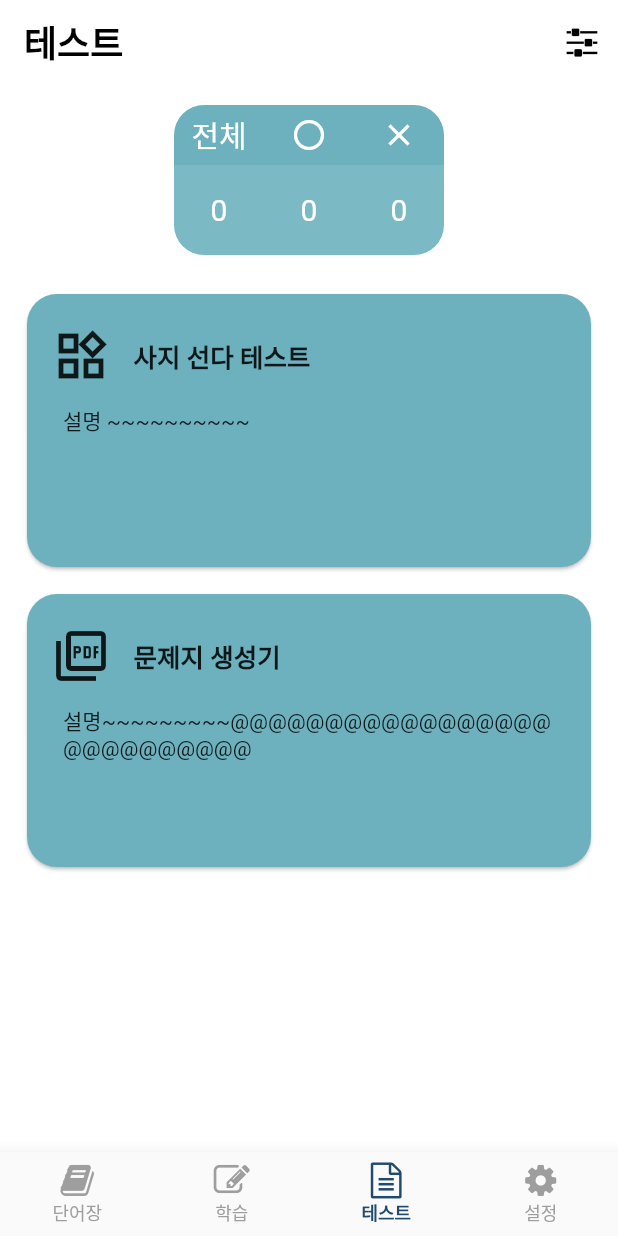
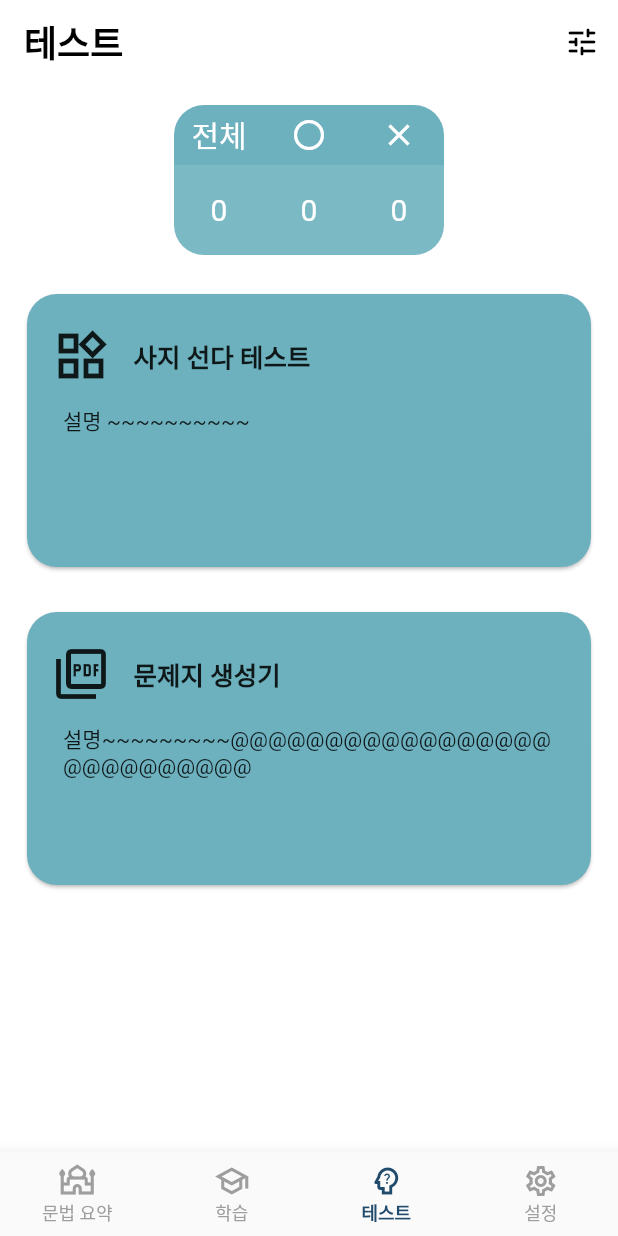
Before and after one commit to almeng-E/arabic_korean_memo, a Flutter app: the screen it shows after launch, item 3 of the bottom bar chosen, on a phone screen of 412 x 824 dp. Run offline on Flutter 3.47's test engine with Material 2 defaults, Android fonts, the phone set to English and light mode, and no system bars; our stand-ins replace csv; missing offline and left inert: swipable_stack.

Commit message:
23-09-12 화면 구성 수정, 아이콘 수정

```diff
--- a/lib/main.dart
+++ b/lib/main.dart
@@ -1,3 +1,4 @@
+import 'package:arabic_korean_memo/pages/p_grammar.dart';
 import 'package:flutter/material.dart';
 import 'package:provider/provider.dart';
 
@@ -6,9 +7,7 @@ import 'package:arabic_korean_memo/data/item_provider.dart';
 import 'package:arabic_korean_memo/pages/p_setting.dart';
 import 'package:arabic_korean_memo/pages/p_study.dart';
 import 'package:arabic_korean_memo/pages/p_tests.dart';
-import 'package:arabic_korean_memo/pages/p_vocabs.dart';
 
-import 'package:arabic_korean_memo/themes/my_icons.dart';
 import 'package:arabic_korean_memo/themes/app_theme.dart';
 
 void main() {
@@ -43,10 +42,10 @@ class MainPages extends StatefulWidget {
 }
 
 class _MainPagesState extends State<MainPages> {
-  int _currentIndex = 0;
+  int _currentIndex = 1;
 
   final List<Widget> _pages = [
-    const MainPageVocabs(),
+    const MainPageGrammar(),
     const MainPageStudy(),
     const MainPageTests(),
     const MainPageSettings(),
@@ -73,19 +72,21 @@ class _MainPagesState extends State<MainPages> {
       //BottomNavi item list
       items: const [
         BottomNavigationBarItem(
-          icon: Icon(CustomIcon.mpWords),
-          label: '단어장',
+          icon: Icon(
+            Icons.mosque_outlined,
+          ),
+          label: '문법 요약',
         ),
         BottomNavigationBarItem(
-          icon: Icon(CustomIcon.mpStudy),
+          icon: Icon(Icons.school_outlined),
           label: '학습',
         ),
         BottomNavigationBarItem(
-          icon: Icon(CustomIcon.mpTest),
+          icon: Icon(Icons.psychology_alt_outlined),
           label: '테스트',
         ),
         BottomNavigationBarItem(
-          icon: Icon(CustomIcon.mpSettings),
+          icon: Icon(Icons.settings_outlined),
           label: '설정',
         ),
       ],
--- a/lib/pages/p_tests.dart
+++ b/lib/pages/p_tests.dart
@@ -6,8 +6,6 @@ import 'package:arabic_korean_memo/data/item_class.dart';
 
 import 'package:arabic_korean_memo/pages/screens/pp_four_choice.dart';
 import 'package:arabic_korean_memo/pages/screens/pp_test_generator.dart';
-
-import 'package:arabic_korean_memo/themes/my_icons.dart';
 
 import 'package:arabic_korean_memo/ui/category_button.dart';
 import 'package:arabic_korean_memo/ui/menu_card.dart';
@@ -43,7 +41,7 @@ class _MainPageTestsState extends State<MainPageTests> {
         ),
         actions: [
           IconButton(
-            icon: const Icon(CustomIcon.sliders),
+            icon: const Icon(Icons.tune_rounded),
             tooltip: '범위설정',
             onPressed: () {},
           ),
@@ -85,7 +83,7 @@ class _MainPageTestsState extends State<MainPageTests> {
                       route: const FourChoice(),
                     ),
                     const SizedBox(
-                      height: 10,
+                      height: 22,
                     ),
                     MenuCard(
                       menuIcon: const Icon(Icons.picture_as_pdf_outlined),
--- a/lib/pages/screens/pp_flash_cards.dart
+++ b/lib/pages/screens/pp_flash_cards.dart
@@ -52,7 +52,7 @@ class _FlashCardsState extends State<FlashCards> {
         title: const Text(
           '플래시 카드',
           style: TextStyle(
-            color: Colors.black,
+            fontSize: 18,
           ),
         ),
         centerTitle: true,
--- a/lib/pages/screens/pp_four_choice.dart
+++ b/lib/pages/screens/pp_four_choice.dart
@@ -11,7 +11,7 @@ class FourChoice extends StatelessWidget {
         title: const Text(
           '사지선다',
           style: TextStyle(
-            color: Colors.black,
+            fontSize: 18,
           ),
         ),
         centerTitle: true,
--- a/lib/pages/screens/pp_test_generator.dart
+++ b/lib/pages/screens/pp_test_generator.dart
@@ -11,7 +11,7 @@ class TestGenerator extends StatelessWidget {
         title: const Text(
           '문제지 생성기',
           style: TextStyle(
-            color: Colors.black,
+            fontSize: 18,
           ),
         ),
         centerTitle: true,
--- a/lib/pages/screens/pp_word_blink.dart
+++ b/lib/pages/screens/pp_word_blink.dart
@@ -11,7 +11,7 @@ class WordBlink extends StatelessWidget {
         title: const Text(
           '단어 멍',
           style: TextStyle(
-            color: Colors.black,
+            fontSize: 18,
           ),
         ),
         centerTitle: true,
```
Also changed, not shown: lib/pages/p_grammar.dart (added, +30 -0 lines), lib/pages/p_study.dart (+40 -35 lines), lib/pages/screens/pp_grammar.dart (deleted, +0 -30 lines), lib/pages/screens/pp_vocabs.dart (renamed from lib/pages/p_vocabs.dart, +17 -12 lines).
